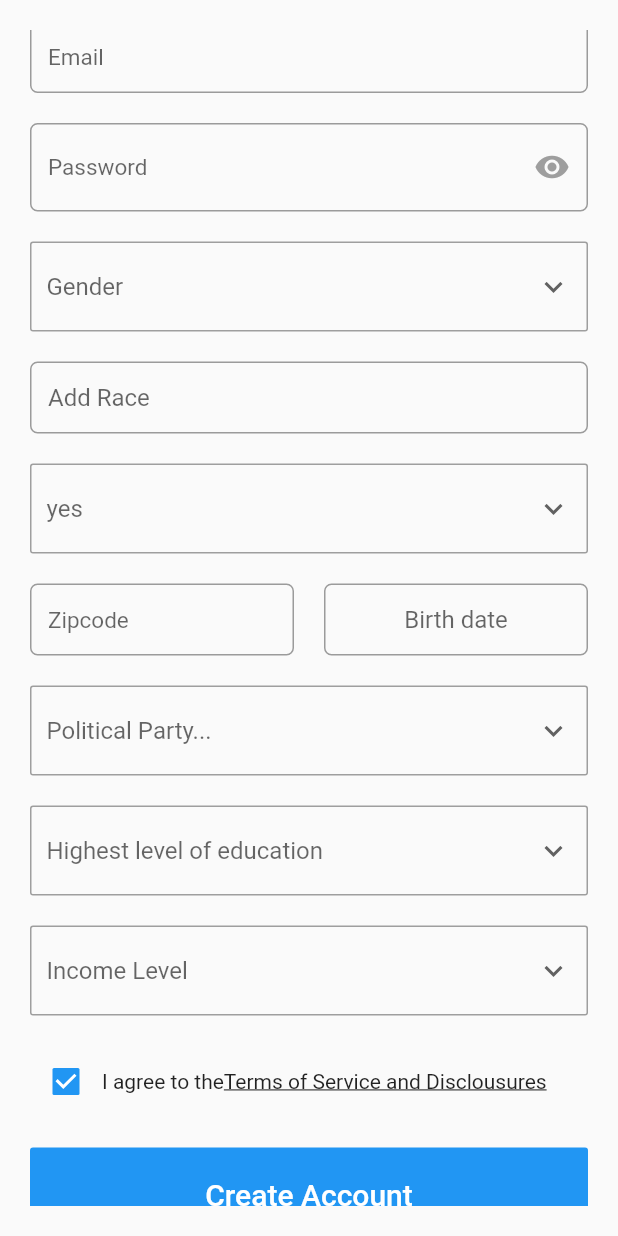
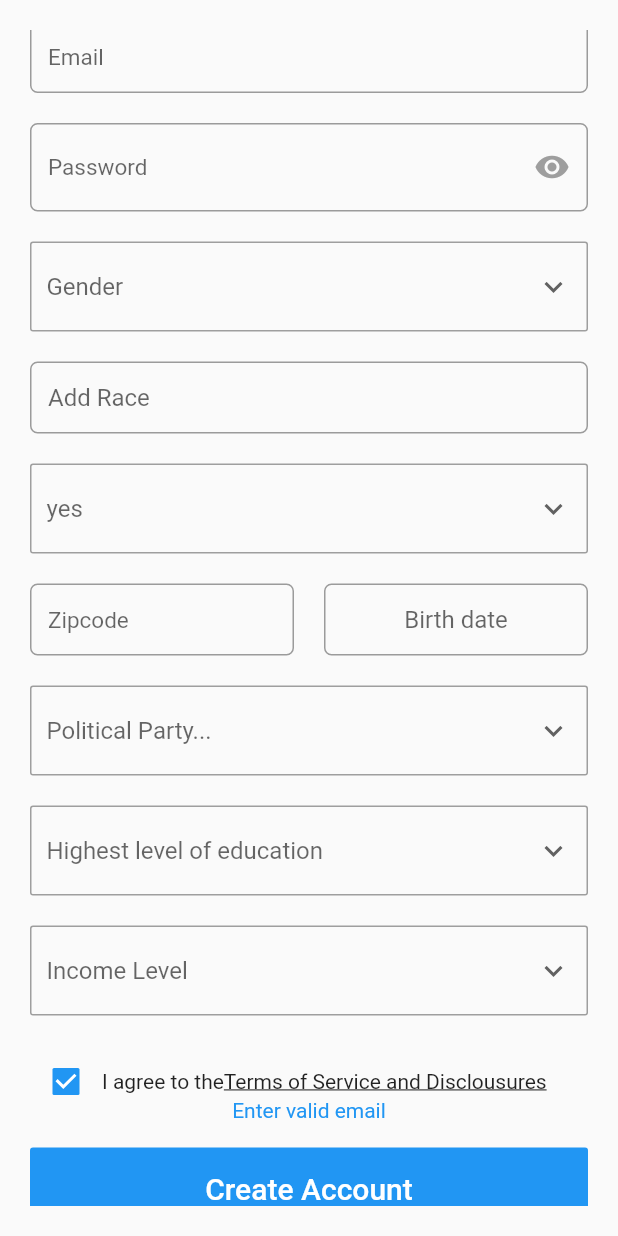
Before and after one commit to ronit99/Multiple_fields_form, a Flutter app: the screen it shows after launch, scrolled down 302 dp, after a tap on "Create Account", on a phone screen of 412 x 824 dp. Run offline on Flutter 3.47's test engine with Material 2 defaults, Android fonts, the phone set to English and light mode, and no system bars; our stand-ins replace dropdown_formfield, email_validator, fluttertoast, geolocator; missing offline and left inert: dart:ffi, google_api_availability.

```diff
--- a/lib/constants.dart
+++ b/lib/constants.dart
@@ -34,7 +34,7 @@ class CustomTextStyle {
   static TextStyle display5(BuildContext context) {
     return Theme.of(context).textTheme.body1
         .copyWith(
-        fontSize: 12,
+        fontSize: 20,
         fontWeight: FontWeight.normal,
         fontFamily: 'Montserrat',
         color: Colors.grey);
--- a/lib/register.dart
+++ b/lib/register.dart
@@ -2,9 +2,13 @@ import 'package:flutter/material.dart';
 import 'constants.dart';
 import 'package:flutter/cupertino.dart';
 import 'dart:io';
+import 'dart:async';
 import 'package:intl/intl.dart';
 import 'package:dropdown_formfield/dropdown_formfield.dart';
 import 'Models.dart';
+import 'listdata.dart';
+import 'package:email_validator/email_validator.dart';
+import 'package:fluttertoast/fluttertoast.dart';
 
 class Register extends StatefulWidget {
   @override
@@ -12,13 +16,16 @@ class Register extends StatefulWidget {
 }
 
 class _RegisterState extends State<Register> {
-
+  final GlobalKey<FormState> _formKey = GlobalKey<FormState>();
+  bool _isvalid = true;
   TextEditingController fnamecontroller = TextEditingController();
   TextEditingController lnamecontroller = TextEditingController();
   TextEditingController passwordcontroller = TextEditingController();
   TextEditingController emailcontroller = TextEditingController();
   TextEditingController genderController =  TextEditingController();
   TextEditingController birthController =  TextEditingController();
+  TextEditingController raceController =  TextEditingController();
+  TextEditingController zipController =  TextEditingController();
   List<Gender> _genders = Gender.getCompanies();
   List<DropdownMenuItem<Gender>> _dropdownMenuItems;
   List<FirstVoterUser> _firstvoters = FirstVoterUser.getCompanies();
@@ -58,6 +65,21 @@ class _RegisterState extends State<Register> {
         String date = new DateFormat('dd-MM-yyyy').format(selectedDate);
         birthController.text = date;
       });
+  }
+  String validateEmail(String value) {
+    Pattern pattern =
+        r'^(([^<>()[\]\\.,;:\s@\"]+(\.[^<>()[\]\\.,;:\s@\"]+)*)|(\".+\"))@((\[[0-9]{1,3}\.[0-9]{1,3}\.[0-9]{1,3}\.[0-9]{1,3}\])|(([a-zA-Z\-0-9]+\.)+[a-zA-Z]{2,}))$';
+    RegExp regex = new RegExp(pattern);
+    if (!regex.hasMatch(value))
+    {
+      print('enter email not found');
+    }
+    // return 'Enter Valid Email';
+    else
+    {
+      print('enter email found');
+    }
+    // return  null;
   }
   void _setAgreedToTOS(bool newValue) {
     setState(() {
@@ -175,6 +197,7 @@ class _RegisterState extends State<Register> {
         DropdownMenuItem(
           value: gender,
           child: Text(gender.gender),
+
         ),
       );
     }
@@ -223,6 +246,7 @@ class _RegisterState extends State<Register> {
                   child: new TextField(
                     textAlign: TextAlign.center,
                     keyboardType: TextInputType.text,
+                    controller: fnamecontroller,
                     decoration: InputDecoration(
                       hintText: 'First Name',
                       hintStyle: TextStyle(fontSize: 15),
@@ -242,6 +266,7 @@ class _RegisterState extends State<Register> {
                 Expanded(
                   child: new TextField(
                     textAlign: TextAlign.center,
+                    controller: lnamecontroller,
                     keyboardType: TextInputType.text,
                     decoration: InputDecoration(
                       hintText: 'Last Name',
@@ -263,7 +288,10 @@ class _RegisterState extends State<Register> {
             SizedBox(height: 20),
             new TextField(
               textAlign: TextAlign.left,
-              keyboardType: TextInputType.text,
+                key: _formKey,
+
+              controller: emailcontroller,
+              keyboardType: TextInputType.emailAddress,
               decoration: InputDecoration(
                 hintText: 'Email',
                 hintStyle: TextStyle(fontSize: 15),
@@ -281,6 +309,7 @@ class _RegisterState extends State<Register> {
             SizedBox(height: 20),
              new TextField(
               obscureText: !this._showPassword,
+              controller: passwordcontroller,
               textAlign: TextAlign.start,
               decoration: InputDecoration(
                 hintText: 'Password',
@@ -305,6 +334,7 @@ class _RegisterState extends State<Register> {
             ),
             SizedBox(height: 20),
             Container(
+
               height: 60,
               padding: const EdgeInsets.all(10),
               decoration: BoxDecoration(
@@ -314,7 +344,9 @@ class _RegisterState extends State<Register> {
                  ),
               child:
                   DropdownButtonHideUnderline(
+
                     child: DropdownButton(
+
                       hint: Text('Gender'),
                       icon: Icon(Icons.keyboard_arrow_down),
                       isExpanded: true,
@@ -332,6 +364,7 @@ class _RegisterState extends State<Register> {
             SizedBox(height:20),
             new TextField(
               textAlign: TextAlign.left,
+              controller: raceController,
               keyboardType: TextInputType.text,
               decoration: InputDecoration(
                 hintText: 'Add Race',
@@ -379,6 +412,7 @@ class _RegisterState extends State<Register> {
               children: [
                 Expanded(
                   child:  new TextField(
+                    controller: zipController,
                     textAlign: TextAlign.left,
                     keyboardType: TextInputType.text,
                     decoration: InputDecoration(
@@ -400,6 +434,7 @@ class _RegisterState extends State<Register> {
                 Expanded(
                   child: new TextField(
                     textAlign: TextAlign.center,
+                    controller: birthController,
                     // keyboardType: TextInputType.text,
                     decoration: InputDecoration(
                       hintText: 'Birth date',
@@ -445,6 +480,7 @@ class _RegisterState extends State<Register> {
                     items: _dropdownMenuParties,
                     onChanged: (value) {
                       setState(() {
+                        print(_selectedname);
                         _selectedname = value;
                         // print(value.toString());
                         //genderController.text = _selectedItem.gender;
@@ -499,6 +535,7 @@ class _RegisterState extends State<Register> {
                     onChanged: (value) {
                       setState(() {
                         _selectedslot = value;
+
                         // print(value.toString());
                         //genderController.text = _selectedItem.gender;
                       });
@@ -532,21 +569,71 @@ class _RegisterState extends State<Register> {
               textColor: Colors.white,
               //disabledColor: Colors.grey,
              // disabledTextColor: Colors.black,
-              padding: EdgeInsets.all(20.0),
+              padding: EdgeInsets.all(16.0),
               splashColor: Colors.blueAccent,
               onPressed: ()
-              {},
+              {
+                _isvalid = EmailValidator.validate(emailcontroller.text);
+                print(_isvalid);
+              if (_isvalid)
+              {
+                if (passwordcontroller.text.length > 0 && fnamecontroller.text.length > 0 && lnamecontroller.text.length > 0 && zipController.text.length > 0 &&
+                raceController.text.length > 0 && _genders.length>0 &&_firstvoters.length>0 && _degrees.length>0 )
+                {
+                  print('right login');
+                  getItemAndNavigate(context);
+                }
+                else
+                {
+                  Fluttertoast.showToast(
+                      msg: 'Enter all fields value',
+                      toastLength: Toast.LENGTH_SHORT,
+                      timeInSecForIosWeb: 2,
+                      gravity: ToastGravity.BOTTOM,
+                      backgroundColor: Colors.transparent,
+                      textColor: Colors.blue
+                  );
+                }
+              }
+              else
+                {
+                  Fluttertoast.showToast(
+                      msg: 'Enter valid email',
+                      toastLength: Toast.LENGTH_SHORT,
+                      timeInSecForIosWeb: 2,
+                      gravity: ToastGravity.BOTTOM,
+                      backgroundColor: Colors.transparent,
+                      textColor: Colors.blue
+                  );
+                }
+              },
               child: Text(
                 "Create Account",
                 style: TextStyle(fontSize: 20.0),
               ),
             ),
           ],
-
         ),
       ),
     );
   }
-
+  getItemAndNavigate(BuildContext context){
+    Navigator.push(
+        context,
+        MaterialPageRoute(
+            builder: (context) => Homedash(
+              firstname : fnamecontroller.text,
+              lastname : lnamecontroller.text,
+              email : emailcontroller.text,
+              password : passwordcontroller.text,
+              zipcode: zipController.text,
+              gender: _selectedItem.gender,
+              firstvoter:'yes',
+              partyname: _selectedname.name,
+              race: raceController.text,
+              degree : _selectedDegree.name,
+            ))
+    );
+  }
  // void showModelBottomSheet({BuildContext context, Container Function(BuildContext context) builder}) {}
 }
--- a/pubspec.yaml
+++ b/pubspec.yaml
@@ -30,6 +30,12 @@ dependencies:
   cupertino_icons: ^0.1.3
   dropdown_formfield: ^0.1.3
   intl: ^0.16.1
+  email_validator: '^1.0.5'
+  fluttertoast: ^7.1.1
+  geolocator: ^5.1.5
+  permission_handler: ^5.0.1+1
+  google_api_availability: ^2.0.4
+
 
 dev_dependencies:
   flutter_test:
```
Also changed, not shown: lib/listdata.dart (added, +134 -0 lines), pubspec.lock, 5 other files.
